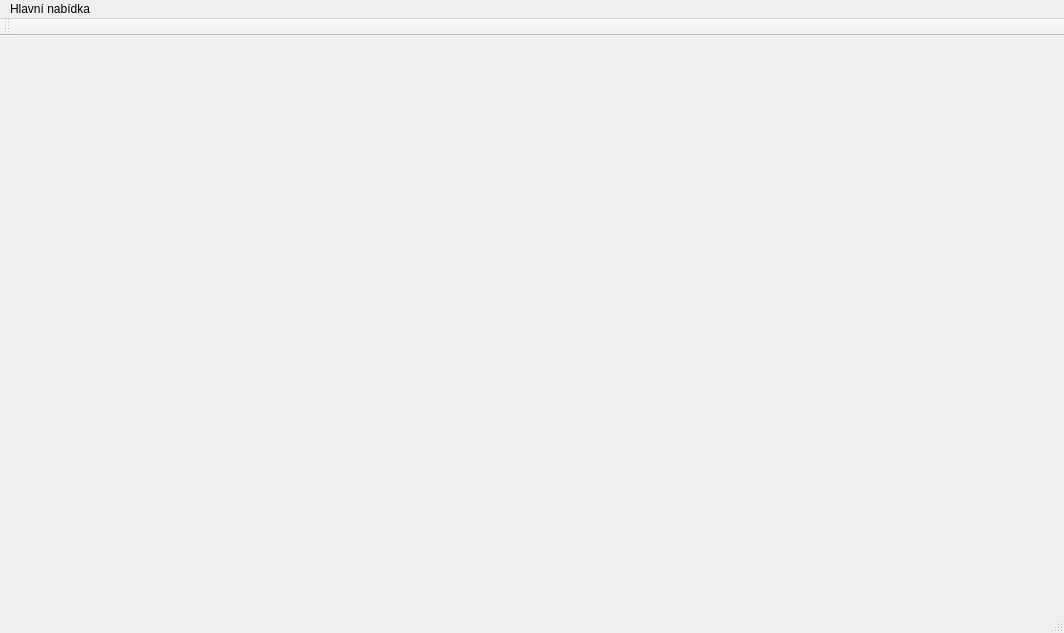
Old version of the form hiro/hiro.ui in the repository Ksanda/hiro.
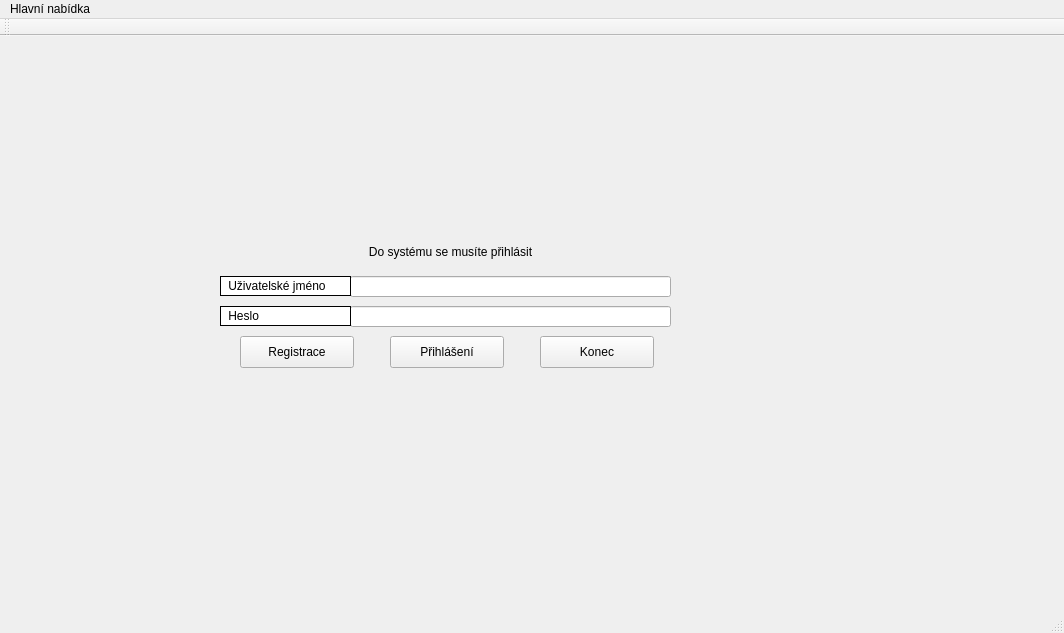
New version of the form.

```diff
--- a/hiro/hiro.ui
+++ b/hiro/hiro.ui
@@ -13,7 +13,136 @@
   <property name="windowTitle">
    <string>Hiro</string>
   </property>
-  <widget class="QWidget" name="centralWidget"/>
+  <widget class="QWidget" name="centralWidget">
+   <widget class="QLabel" name="label">
+    <property name="geometry">
+     <rect>
+      <x>230</x>
+      <y>200</y>
+      <width>441</width>
+      <height>31</height>
+     </rect>
+    </property>
+    <property name="text">
+     <string>Do systému se musíte přihlásit</string>
+    </property>
+    <property name="alignment">
+     <set>Qt::AlignCenter</set>
+    </property>
+   </widget>
+   <widget class="QLineEdit" name="input_nickname">
+    <property name="geometry">
+     <rect>
+      <x>350</x>
+      <y>240</y>
+      <width>321</width>
+      <height>21</height>
+     </rect>
+    </property>
+    <property name="layoutDirection">
+     <enum>Qt::RightToLeft</enum>
+    </property>
+    <property name="styleSheet">
+     <string notr="true">align: right;</string>
+    </property>
+    <property name="alignment">
+     <set>Qt::AlignRight|Qt::AlignTrailing|Qt::AlignVCenter</set>
+    </property>
+   </widget>
+   <widget class="QLineEdit" name="input_pass">
+    <property name="geometry">
+     <rect>
+      <x>350</x>
+      <y>270</y>
+      <width>321</width>
+      <height>21</height>
+     </rect>
+    </property>
+    <property name="layoutDirection">
+     <enum>Qt::RightToLeft</enum>
+    </property>
+    <property name="alignment">
+     <set>Qt::AlignRight|Qt::AlignTrailing|Qt::AlignVCenter</set>
+    </property>
+   </widget>
+   <widget class="QLabel" name="label_2">
+    <property name="geometry">
+     <rect>
+      <x>220</x>
+      <y>240</y>
+      <width>131</width>
+      <height>20</height>
+     </rect>
+    </property>
+    <property name="styleSheet">
+     <string notr="true">background: white; padding: 1px; border: 1px solid;</string>
+    </property>
+    <property name="text">
+     <string> Uživatelské jméno</string>
+    </property>
+    <property name="margin">
+     <number>2</number>
+    </property>
+   </widget>
+   <widget class="QLabel" name="label_3">
+    <property name="geometry">
+     <rect>
+      <x>220</x>
+      <y>270</y>
+      <width>131</width>
+      <height>20</height>
+     </rect>
+    </property>
+    <property name="styleSheet">
+     <string notr="true">background: white; padding: 1px; border: 1px solid;</string>
+    </property>
+    <property name="text">
+     <string> Heslo</string>
+    </property>
+    <property name="margin">
+     <number>2</number>
+    </property>
+   </widget>
+   <widget class="QPushButton" name="butt_reg">
+    <property name="geometry">
+     <rect>
+      <x>240</x>
+      <y>300</y>
+      <width>114</width>
+      <height>32</height>
+     </rect>
+    </property>
+    <property name="text">
+     <string>Registrace</string>
+    </property>
+   </widget>
+   <widget class="QPushButton" name="butt_login">
+    <property name="geometry">
+     <rect>
+      <x>390</x>
+      <y>300</y>
+      <width>114</width>
+      <height>32</height>
+     </rect>
+    </property>
+    <property name="text">
+     <string>Přihlášení</string>
+    </property>
+   </widget>
+   <widget class="QPushButton" name="butt_end">
+    <property name="geometry">
+     <rect>
+      <x>540</x>
+      <y>300</y>
+      <width>114</width>
+      <height>32</height>
+     </rect>
+    </property>
+    <property name="text">
+     <string>Konec</string>
+    </property>
+   </widget>
+  </widget>
   <widget class="QMenuBar" name="menuBar">
    <property name="geometry">
     <rect>
```
